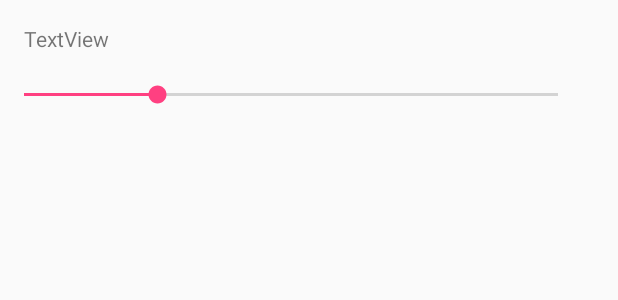
After one commit to krystiankaluzny/ProjectTracker, an Android app: the layout start_project_time_entry.xml on its own in the app's theme, with its tools: preview values and no code run, on a phone screen of 412 x 824 dp. The commit adds this screen. Shown: the top 300 px of the screen. Run offline under Robolectric (Android 15) with nearby library versions, the phone set to English and light mode, and no system bars.

Commit message:
Add simple dialog for starting project time entry

```diff
--- a/app/src/main/java/org/projecttracker/view/timer/TimerActivity.kt
+++ b/app/src/main/java/org/projecttracker/view/timer/TimerActivity.kt
@@ -4,7 +4,6 @@ import android.content.Context
 import android.content.Intent
 import android.databinding.DataBindingUtil
 import android.os.Bundle
-import android.support.v7.widget.DividerItemDecoration
 import android.support.v7.widget.GridLayoutManager
 import org.projecttracker.R
 import org.projecttracker.ProjectTrackerApp
@@ -80,7 +79,7 @@ class TimerActivity : BaseActivity() {
     }
 
     private fun setUpProjectList() {
-        projectAdapter = ProjectAdapter(dailyTimerViewModel)
+        projectAdapter = ProjectAdapter(dailyTimerViewModel, supportFragmentManager)
 
         val layoutManager = GridLayoutManager(this, 2)
 
--- /dev/null
+++ b/app/src/main/res/layout/start_project_time_entry.xml
@@ -0,0 +1,35 @@
+<?xml version="1.0" encoding="utf-8"?>
+<android.support.constraint.ConstraintLayout
+    xmlns:android="http://schemas.android.com/apk/res/android"
+    xmlns:app="http://schemas.android.com/apk/res-auto"
+    xmlns:tools="http://schemas.android.com/tools"
+    android:layout_width="match_parent"
+    android:layout_height="match_parent">
+
+    <TextView
+        android:id="@+id/textView"
+        android:layout_width="match_parent"
+        android:layout_height="38dp"
+        android:layout_marginStart="16dp"
+        android:layout_marginTop="16dp"
+        android:layout_marginEnd="16dp"
+        android:layout_marginBottom="16dp"
+        android:text="TextView"
+        app:layout_constraintBottom_toTopOf="@id/seekBar2"
+        app:layout_constraintEnd_toEndOf="parent"
+        app:layout_constraintStart_toStartOf="parent"
+        app:layout_constraintTop_toTopOf="parent" />
+
+    <SeekBar
+        android:id="@+id/seekBar2"
+        android:layout_width="match_parent"
+        android:layout_height="wrap_content"
+        android:layout_marginEnd="24dp"
+        android:max="12"
+        android:progress="3"
+        app:layout_constraintEnd_toEndOf="parent"
+        app:layout_constraintStart_toStartOf="parent"
+        app:layout_constraintTop_toBottomOf="@+id/textView" />
+
+
+</android.support.constraint.ConstraintLayout>
--- a/app/src/main/res/values/strings.xml
+++ b/app/src/main/res/values/strings.xml
@@ -16,4 +16,7 @@
     <string name="add">Add</string>
     <string name="noUser">There is no user selected. Go to Settings and add or select valid user</string>
     <string name="todayTotalDurationText">Total duration:</string>
+
+    <string name="start_time">Start time: %1$tR (%2$d minutes ago)</string>
+
 </resources>
```
Also changed, not shown: app/src/main/java/org/projecttracker/model/service/timer/TimerService.kt (+6 -6 lines), app/src/main/java/org/projecttracker/view/timer/ProjectAdapter.kt (+10 -1 lines), app/src/main/java/org/projecttracker/view/timer/StartProjectTimeEntryDialog.kt (added, +70 -0 lines).
